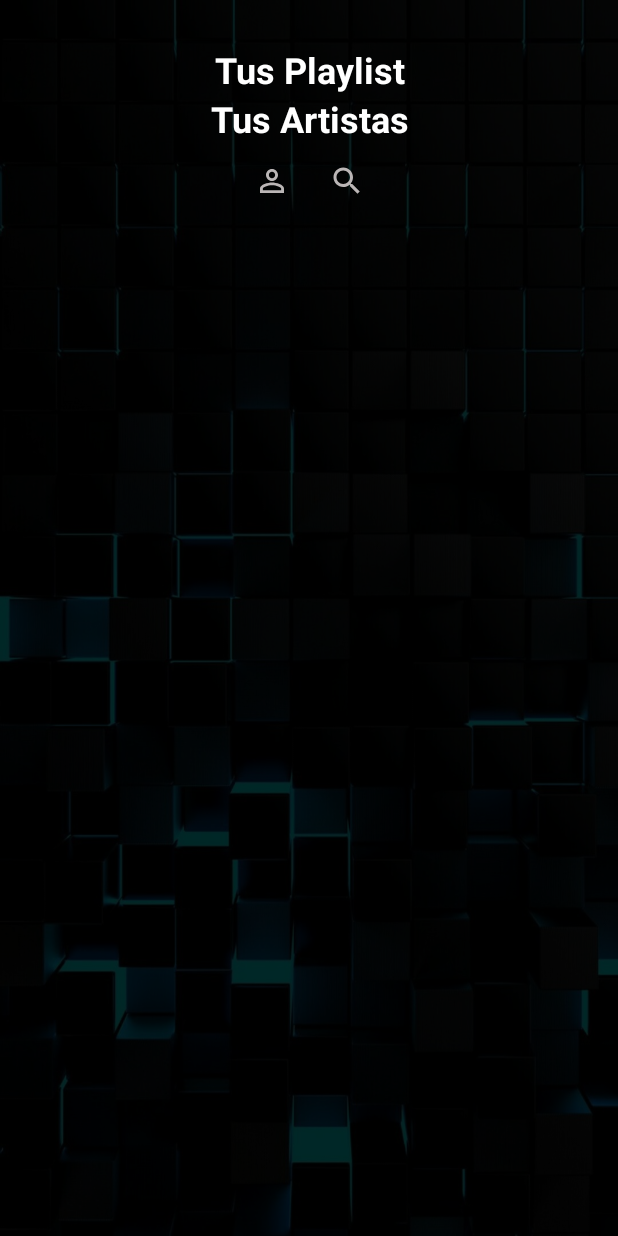
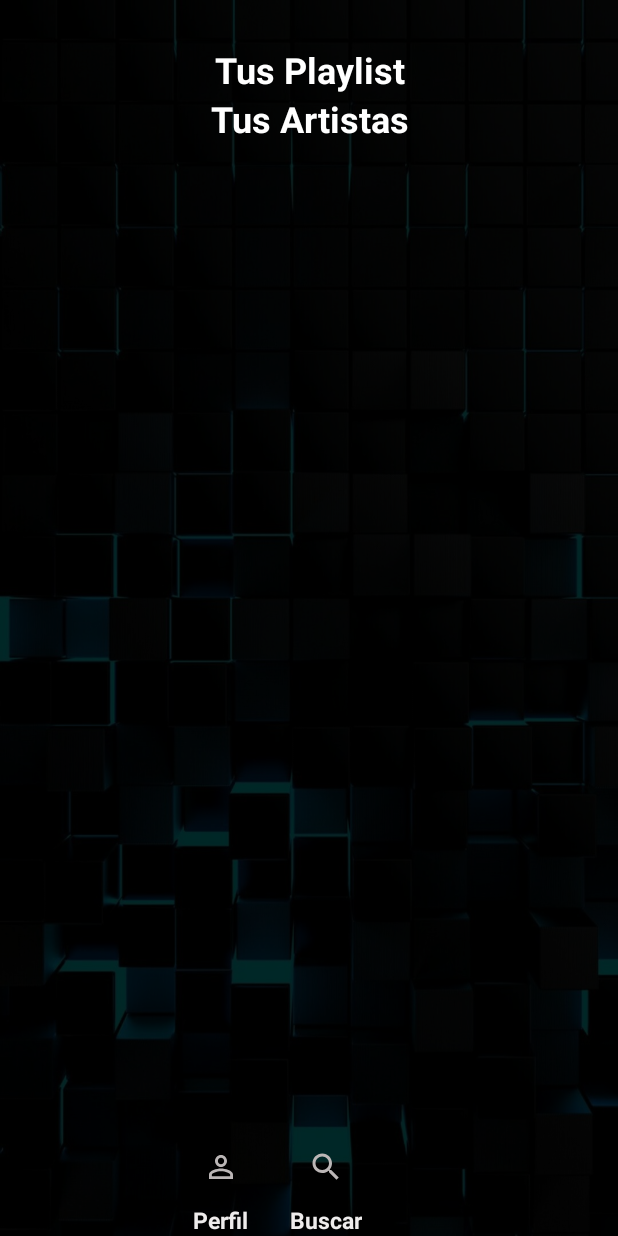
Before and after one commit to CarlosARetuertoD/CodiFyV2, an Android app: the screen it shows after launch (Biblioteca), on a phone screen of 412 x 824 dp. Run offline under Robolectric (Android 15) with nearby library versions, the phone set to English and light mode, and no system bars; our stand-ins replace Volley; network calls fail; pictures from the network do not load.

Commit message:
Cambios en biblioteca

```diff
--- a/app/src/main/java/com/example/codifyv2/Biblioteca.java
+++ b/app/src/main/java/com/example/codifyv2/Biblioteca.java
@@ -10,6 +10,7 @@ import android.app.Activity;
 import android.content.Intent;
 import android.os.Bundle;
 import android.view.View;
+import android.widget.Button;
 import android.widget.ImageButton;
 import android.widget.ImageView;
 import android.widget.TextView;
--- a/app/src/main/res/layout/activity_biblioteca.xml
+++ b/app/src/main/res/layout/activity_biblioteca.xml
@@ -15,11 +15,18 @@
         android:background="@drawable/img_background"
         android:scaleType="centerCrop" />
 
+    <androidx.constraintlayout.widget.ConstraintLayout
+        android:layout_width="match_parent"
+        android:layout_height="match_parent"
+        android:background="@color/backgroundcolor">
+
         <LinearLayout
             android:layout_width="match_parent"
-        android:layout_height="match_parent"
-        android:background="@color/backgroundcolor"
-        android:orientation="vertical">
+            android:layout_height="wrap_content"
+            android:orientation="vertical"
+            app:layout_constraintEnd_toEndOf="parent"
+            app:layout_constraintStart_toStartOf="parent"
+            app:layout_constraintTop_toTopOf="parent">
 
             <Space
                 android:layout_width="match_parent"
@@ -57,19 +64,28 @@
                 android:layout_width="wrap_content"
                 android:layout_height="wrap_content"
                 android:scrollbarSize="0dp"
-            android:scrollbars="horizontal" />
+                android:scrollbars="horizontal" >
 
-        <LinearLayout
+            </androidx.recyclerview.widget.RecyclerView>
+
+        </LinearLayout>
+
+        <androidx.constraintlayout.widget.ConstraintLayout
             android:layout_width="match_parent"
             android:layout_height="wrap_content"
-            android:gravity="center"
-            android:orientation="horizontal">
+            app:layout_constraintBottom_toBottomOf="parent"
+            app:layout_constraintEnd_toEndOf="parent"
+            app:layout_constraintStart_toStartOf="parent">
 
             <ImageButton
                 android:id="@+id/btn_perfil"
                 android:layout_width="50dp"
                 android:layout_height="50dp"
+                android:layout_marginEnd="20dp"
                 android:background="@color/colorTransparente"
+                app:layout_constraintBottom_toBottomOf="@+id/btn_busqueda"
+                app:layout_constraintEnd_toStartOf="@+id/btn_busqueda"
+                app:layout_constraintTop_toTopOf="@+id/btn_busqueda"
                 app:srcCompat="@drawable/ic_perfil" />
 
             <ImageButton
@@ -77,9 +93,42 @@
                 android:layout_width="50dp"
                 android:layout_height="50dp"
                 android:background="@color/colorTransparente"
+                app:layout_constraintBottom_toTopOf="@+id/textView"
+                app:layout_constraintEnd_toEndOf="parent"
+                app:layout_constraintHorizontal_bias="0.531"
+                app:layout_constraintStart_toStartOf="parent"
+                app:layout_constraintTop_toTopOf="parent"
                 app:srcCompat="@drawable/ic_busqueda" />
 
-        </LinearLayout>
+            <TextView
+                android:id="@+id/textView"
+                android:layout_width="wrap_content"
+                android:layout_height="wrap_content"
+                android:text="Buscar"
+                android:textAlignment="center"
+                android:textColor="@color/colorTextUp"
+                android:textSize="15sp"
+                android:textStyle="bold"
+                app:layout_constraintEnd_toEndOf="@+id/btn_busqueda"
+                app:layout_constraintStart_toStartOf="@+id/btn_busqueda"
+                app:layout_constraintTop_toBottomOf="@+id/btn_busqueda" />
 
-    </LinearLayout>
+            <TextView
+                android:id="@+id/textView2"
+                android:layout_width="wrap_content"
+                android:layout_height="wrap_content"
+                android:text="Perfil"
+                android:textAlignment="center"
+                android:textColor="@color/colorTextUp"
+                android:textSize="15sp"
+                android:textStyle="bold"
+                app:layout_constraintEnd_toEndOf="@+id/btn_perfil"
+                app:layout_constraintStart_toStartOf="@+id/btn_perfil"
+                app:layout_constraintTop_toBottomOf="@+id/btn_perfil" />
+
+
+        </androidx.constraintlayout.widget.ConstraintLayout>
+
+    </androidx.constraintlayout.widget.ConstraintLayout>
+
 </RelativeLayout>
```
Also changed, not shown: app/src/main/java/com/example/codifyv2/Buscador.java (+0 -9 lines). Lines whose indentation alone changed are shown as unchanged.
